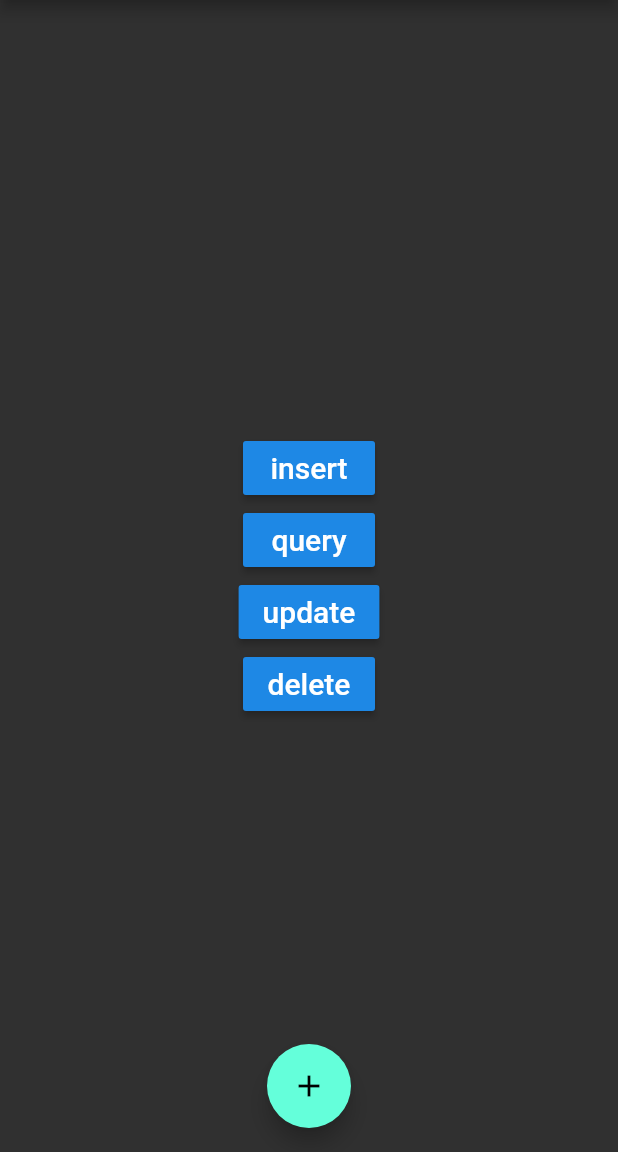
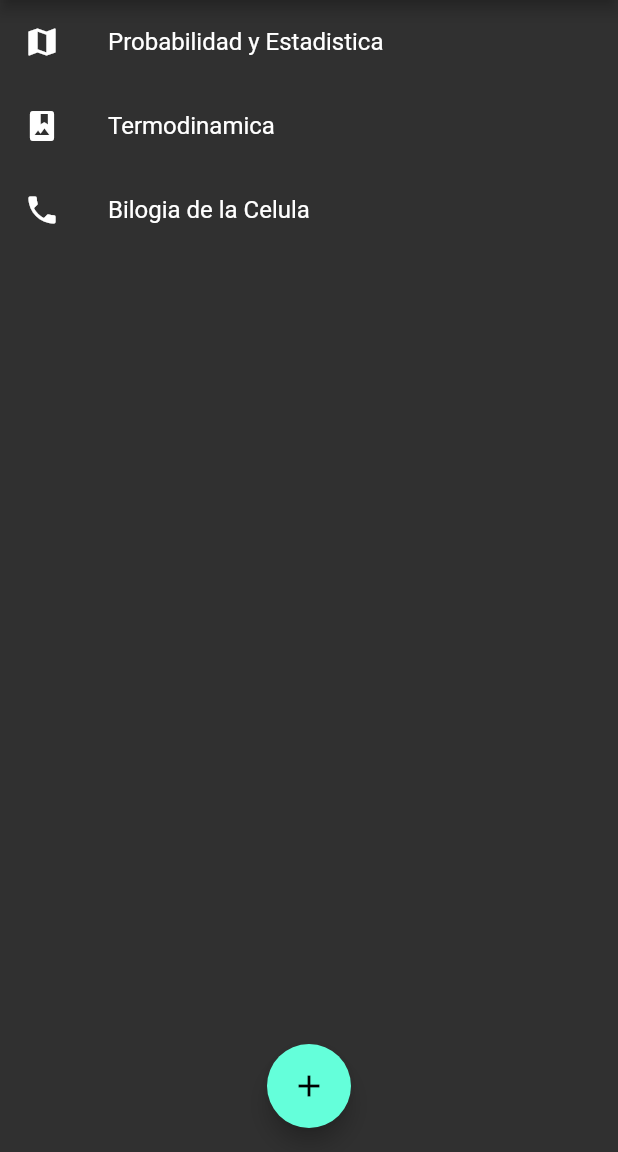
Before and after one commit to sebaav12/Infinity-Proyect-Flutter, a Flutter app: the screen it shows after launch, on a phone screen of 412 x 824 dp, the part 84-1236 px from its top. Run offline on Flutter 3.47's test engine with Material 2 defaults, Android fonts, the phone set to English and light mode, and no system bars; our stand-ins replace percent_indicator, sqflite; accounts and stored records are empty.

```diff
--- a/lib/pages/home_page.dart
+++ b/lib/pages/home_page.dart
@@ -5,8 +5,6 @@ import 'package:infinity/provider/db_provider.dart';
 
 class HomePage extends StatelessWidget {
   final estiloTexto = new TextStyle(fontSize: 25);
-
-  final dbHelper = DatabaseHelper.instance;
 
   @override
 
@@ -24,47 +22,7 @@ class HomePage extends StatelessWidget {
 
         // Body
         body: Center(
-          child: Column(
-            mainAxisAlignment: MainAxisAlignment.center,
-            children: <Widget>[
-              RaisedButton(
-                child: Text(
-                  'insert',
-                  style: TextStyle(fontSize: 20),
-                ),
-                onPressed: () {
-                  _insert();
-                },
-              ),
-              RaisedButton(
-                child: Text(
-                  'query',
-                  style: TextStyle(fontSize: 20),
-                ),
-                onPressed: () {
-                  _query();
-                },
-              ),
-              RaisedButton(
-                child: Text(
-                  'update',
-                  style: TextStyle(fontSize: 20),
-                ),
-                onPressed: () {
-                  _update();
-                },
-              ),
-              RaisedButton(
-                child: Text(
-                  'delete',
-                  style: TextStyle(fontSize: 20),
-                ),
-                onPressed: () {
-                  _delete();
-                },
-              ),
-            ],
-          ),
+          child: _lista(context),
         ),
 
         // Boton para agregar cursos
@@ -112,38 +70,4 @@ class HomePage extends StatelessWidget {
 
   // Button onPressed methods
 
-  void _insert() async {
-    DatabaseHelper.instance.database;
-    // row to insert
-    Map<String, dynamic> row = {
-      DatabaseHelper.columnName: 'Bob',
-      DatabaseHelper.columnAge: 23
-    };
-    final id = await dbHelper.insert(row);
-    print('inserted row id: $id');
-  }
-
-  void _query() async {
-    final allRows = await dbHelper.queryAllRows();
-    print('query all rows:');
-    allRows.forEach((row) => print(row));
-  }
-
-  void _update() async {
-    // row to update
-    Map<String, dynamic> row = {
-      DatabaseHelper.columnId: 1,
-      DatabaseHelper.columnName: 'Mary',
-      DatabaseHelper.columnAge: 32
-    };
-    final rowsAffected = await dbHelper.update(row);
-    print('updated $rowsAffected row(s)');
-  }
-
-  void _delete() async {
-    // Assuming that the number of rows is the id for the last row.
-    final id = await dbHelper.queryRowCount();
-    final rowsDeleted = await dbHelper.delete(id);
-    print('deleted $rowsDeleted row(s): row $id');
-  }
 }
```
Also changed, not shown: lib/models/course_model.dart (added, +45 -0 lines), lib/pages/course_page.dart (+10 -1 lines), lib/pages/new_course.dart (+20 -9 lines), lib/provider/db_provider.dart (+57 -70 lines).
